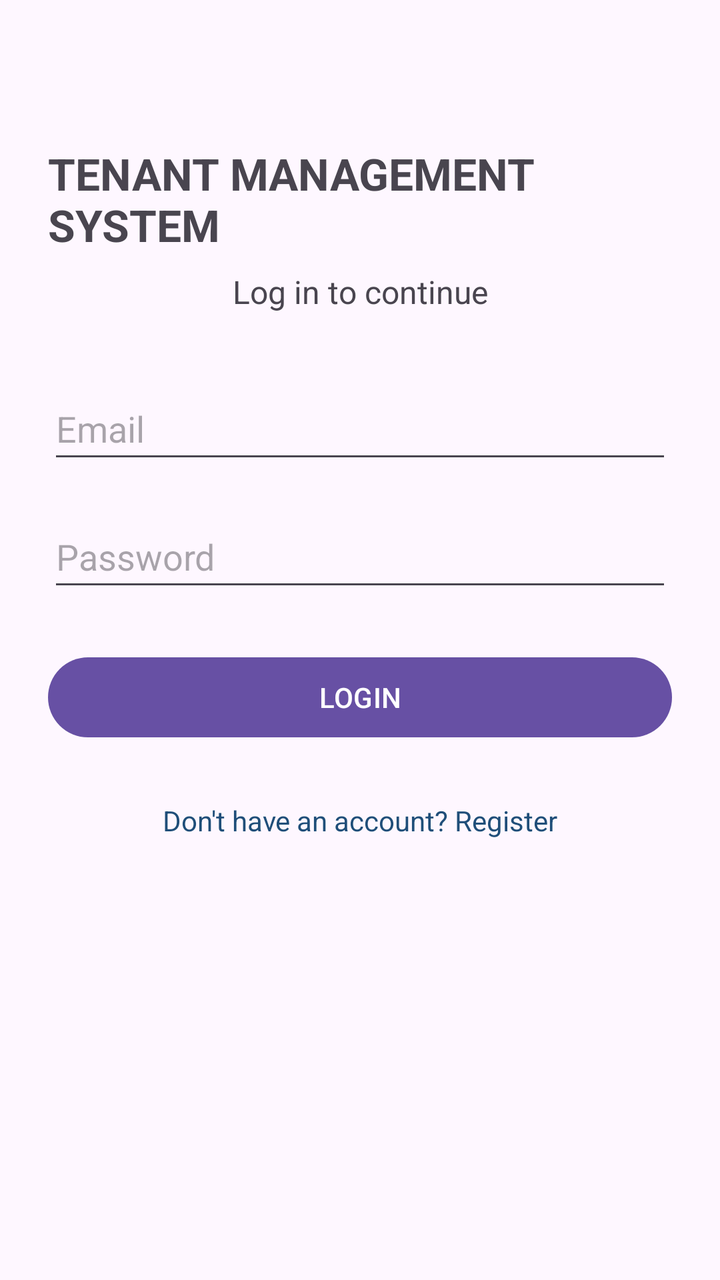
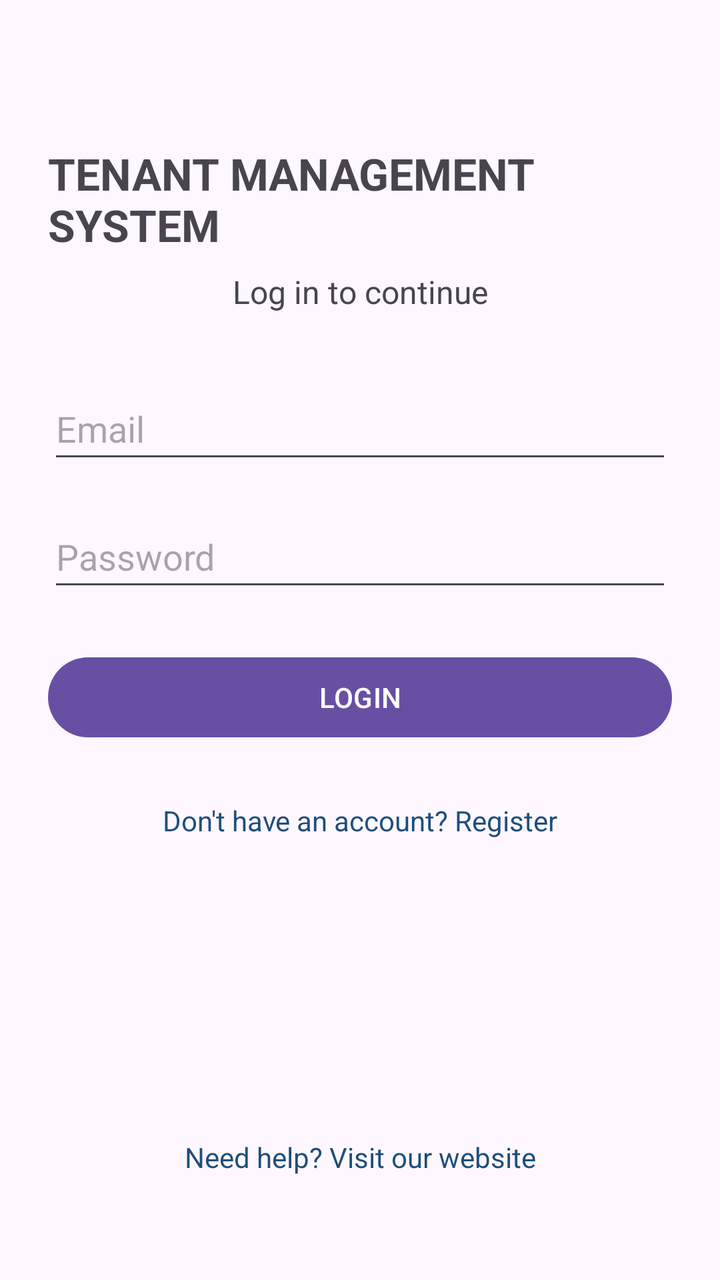

An Android layout rendered at two revisions. The XML below is the earlier revision; the diff shows what the commit changed to produce the second picture.
<!-- AndroidManifest.xml: application theme Theme.TenantManagementSytem -->
<!-- res/layout/activity_login.xml -->
<?xml version="1.0" encoding="utf-8"?>
<androidx.constraintlayout.widget.ConstraintLayout
    xmlns:android="http://schemas.android.com/apk/res/android"
    xmlns:app="http://schemas.android.com/apk/res-auto"
    android:layout_width="match_parent"
    android:layout_height="match_parent"
    android:fitsSystemWindows="true"
    android:padding="24dp">

    <TextView
        android:id="@+id/loginTitleTextView"
        android:layout_width="wrap_content"
        android:layout_height="wrap_content"
        android:text="TENANT MANAGEMENT SYSTEM"
        android:textSize="22sp"
        android:textStyle="bold"
        android:layout_marginTop="48dp"
        app:layout_constraintTop_toTopOf="parent"
        app:layout_constraintStart_toStartOf="parent"
        app:layout_constraintEnd_toEndOf="parent" />

    <TextView
        android:id="@+id/loginSubtitleTextView"
        android:layout_width="wrap_content"
        android:layout_height="wrap_content"
        android:text="Log in to continue"
        android:textSize="16sp"
        android:layout_marginTop="8dp"
        app:layout_constraintTop_toBottomOf="@id/loginTitleTextView"
        app:layout_constraintStart_toStartOf="parent"
        app:layout_constraintEnd_toEndOf="parent" />

    <EditText
        android:id="@+id/emailEditText"
        android:layout_width="0dp"
        android:layout_height="wrap_content"
        android:hint="Email"
        android:inputType="textEmailAddress"
        android:minHeight="48dp"
        android:layout_marginTop="32dp"
        app:layout_constraintTop_toBottomOf="@id/loginSubtitleTextView"
        app:layout_constraintStart_toStartOf="parent"
        app:layout_constraintEnd_toEndOf="parent" />

    <EditText
        android:id="@+id/passwordEditText"
        android:layout_width="0dp"
        android:layout_height="wrap_content"
        android:hint="Password"
        android:inputType="textPassword"
        android:minHeight="48dp"
        android:layout_marginTop="16dp"
        app:layout_constraintTop_toBottomOf="@id/emailEditText"
        app:layout_constraintStart_toStartOf="parent"
        app:layout_constraintEnd_toEndOf="parent" />

    <Button
        android:id="@+id/loginButton"
        android:layout_width="0dp"
        android:layout_height="wrap_content"
        android:text="LOGIN"
        android:layout_marginTop="24dp"
        app:layout_constraintTop_toBottomOf="@id/passwordEditText"
        app:layout_constraintStart_toStartOf="parent"
        app:layout_constraintEnd_toEndOf="parent" />

    <TextView
        android:id="@+id/registerTextView"
        android:layout_width="wrap_content"
        android:layout_height="wrap_content"
        android:text="Don't have an account? Register"
        android:textColor="#1F4E79"
        android:padding="12dp"
        android:layout_marginTop="16dp"
        app:layout_constraintTop_toBottomOf="@id/loginButton"
        app:layout_constraintStart_toStartOf="parent"
        app:layout_constraintEnd_toEndOf="parent" />

</androidx.constraintlayout.widget.ConstraintLayout>
<!-- resources referenced by this layout -->
<resources>
  <style name="Theme.TenantManagementSytem" parent="Base.Theme.TenantManagementSytem" />
  <style name="Base.Theme.TenantManagementSytem" parent="Theme.Material3.DayNight.NoActionBar">
          
          
      </style>
</resources>

<!-- the commit's change to res/layout/activity_login.xml (unified diff, before → after) -->
@@ -64,6 +64,7 @@
         app:layout_constraintStart_toStartOf="parent"
         app:layout_constraintEnd_toEndOf="parent" />
 
+    
     <TextView
         android:id="@+id/registerTextView"
         android:layout_width="wrap_content"
@@ -76,4 +77,17 @@
         app:layout_constraintStart_toStartOf="parent"
         app:layout_constraintEnd_toEndOf="parent" />
 
+    
+    <TextView
+        android:id="@+id/helpTextView"
+        android:layout_width="wrap_content"
+        android:layout_height="wrap_content"
+        android:text="Need help? Visit our website"
+        android:textColor="#1F4E79"
+        android:padding="12dp"
+        android:layout_marginBottom="16dp"
+        app:layout_constraintBottom_toBottomOf="parent"
+        app:layout_constraintStart_toStartOf="parent"
+        app:layout_constraintEnd_toEndOf="parent" />
+
 </androidx.constraintlayout.widget.ConstraintLayout>
